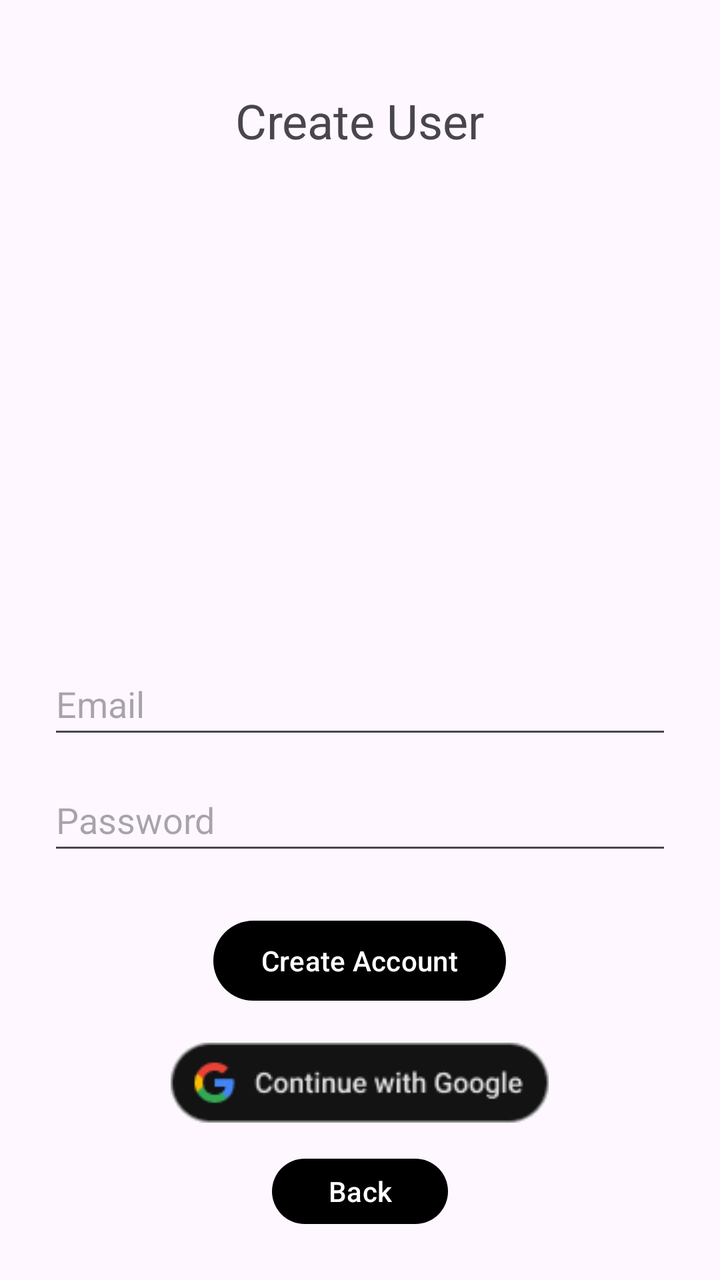
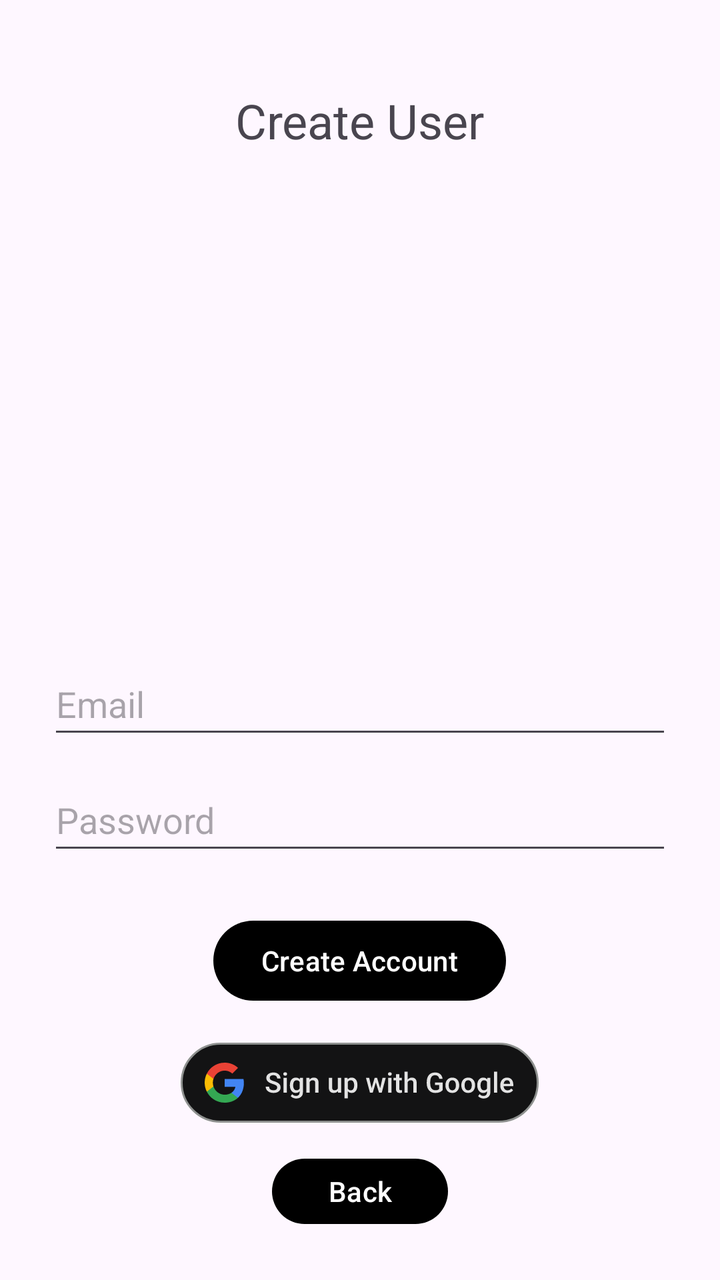

Screens rendered from an Android XML layout before and after an edit, with the pre-edit source and the edit as a unified diff.
<!-- AndroidManifest.xml: application theme Theme.KeepPace -->
<!-- res/layout/activity_create_user.xml -->
<?xml version="1.0" encoding="utf-8"?>
<LinearLayout xmlns:android="http://schemas.android.com/apk/res/android"
    xmlns:app="http://schemas.android.com/apk/res-auto"
    xmlns:tools="http://schemas.android.com/tools"
    android:layout_width="match_parent"
    android:layout_height="match_parent"
    android:gravity="center_horizontal"
    android:orientation="vertical"
    android:padding="24dp">

    
    <TextView
        android:layout_width="wrap_content"
        android:layout_height="wrap_content"
        android:layout_marginTop="20dp"
        android:text="Create User"
        android:textSize="24sp"
        tools:ignore="HardcodedText" />

    
    <EditText
        android:id="@+id/fieldEmail"
        android:layout_width="match_parent"
        android:layout_height="wrap_content"
        android:layout_marginTop="250dp"
        android:autofillHints="emailAddress"
        android:hint="Email"
        android:importantForAutofill="yes"
        android:inputType="textEmailAddress"
        android:minHeight="48dp"
        tools:ignore="HardcodedText" />

    
    <EditText
        android:id="@+id/fieldPassword"
        android:layout_width="match_parent"
        android:layout_height="wrap_content"
        android:layout_marginTop="10dp"
        android:autofillHints="password"
        android:hint="Password"
        android:importantForAutofill="yes"
        android:inputType="textPassword"
        android:minHeight="48dp"
        tools:ignore="HardcodedText" />

    
    <Button
        android:id="@+id/emailCreateAccountButton"
        android:layout_width="wrap_content"
        android:layout_height="wrap_content"
        android:layout_marginTop="24dp"
        app:backgroundTint="@color/black"
        android:text="Create Account"

        tools:ignore="HardcodedText" />

    
    
    <ImageView
        android:id="@+id/googleLogo"
        android:layout_width="wrap_content"
        android:layout_height="wrap_content"
        android:layout_gravity="center"
        android:layout_marginTop="5dp"
        android:clickable="true"
        android:contentDescription="TODO"
        android:focusable="true"
        android:foreground="?attr/selectableItemBackgroundBorderless"
        android:padding="12dp"
        android:src="@drawable/ic_google_logo"
        tools:ignore="ContentDescription,HardcodedText" />

    
    <Button
        android:id="@+id/backButton"
        android:layout_width="wrap_content"
        android:layout_height="wrap_content"
        android:layout_marginTop="2dp"
        app:backgroundTint="@color/black"
        android:text="Back"
        tools:ignore="HardcodedText" />

</LinearLayout>
<!-- resources referenced by this layout -->
<resources>
  <color name="black">#FF000000</color>
  <!-- drawable ic_google_logo: png bitmap (drawable, 3142 bytes) -->
  <style name="Theme.KeepPace" parent="Theme.Material3.Light.NoActionBar">
          
      </style>
</resources>

<!-- the commit's change to res/layout/activity_create_user.xml (unified diff, before → after) -->
@@ -56,6 +56,10 @@
 
     
     
+
+
+
+
     <ImageView
         android:id="@+id/googleLogo"
         android:layout_width="wrap_content"
@@ -67,7 +71,7 @@
         android:focusable="true"
         android:foreground="?attr/selectableItemBackgroundBorderless"
         android:padding="12dp"
-        android:src="@drawable/ic_google_logo"
+        android:src="@drawable/android_dark_rd_su"
         tools:ignore="ContentDescription,HardcodedText" />
 
     
<!-- resource entries referenced after the edit -->
@@ -1,7 +1,7 @@
 <!-- resources referenced by this layout -->
 <resources>
   <color name="black">#FF000000</color>
-  <!-- drawable ic_google_logo: png bitmap (drawable, 3142 bytes) -->
+  <!-- drawable android_dark_rd_su: vector/xml drawable (drawable, 15982 chars, omitted) -->
   <style name="Theme.KeepPace" parent="Theme.Material3.Light.NoActionBar">
           
       </style>
